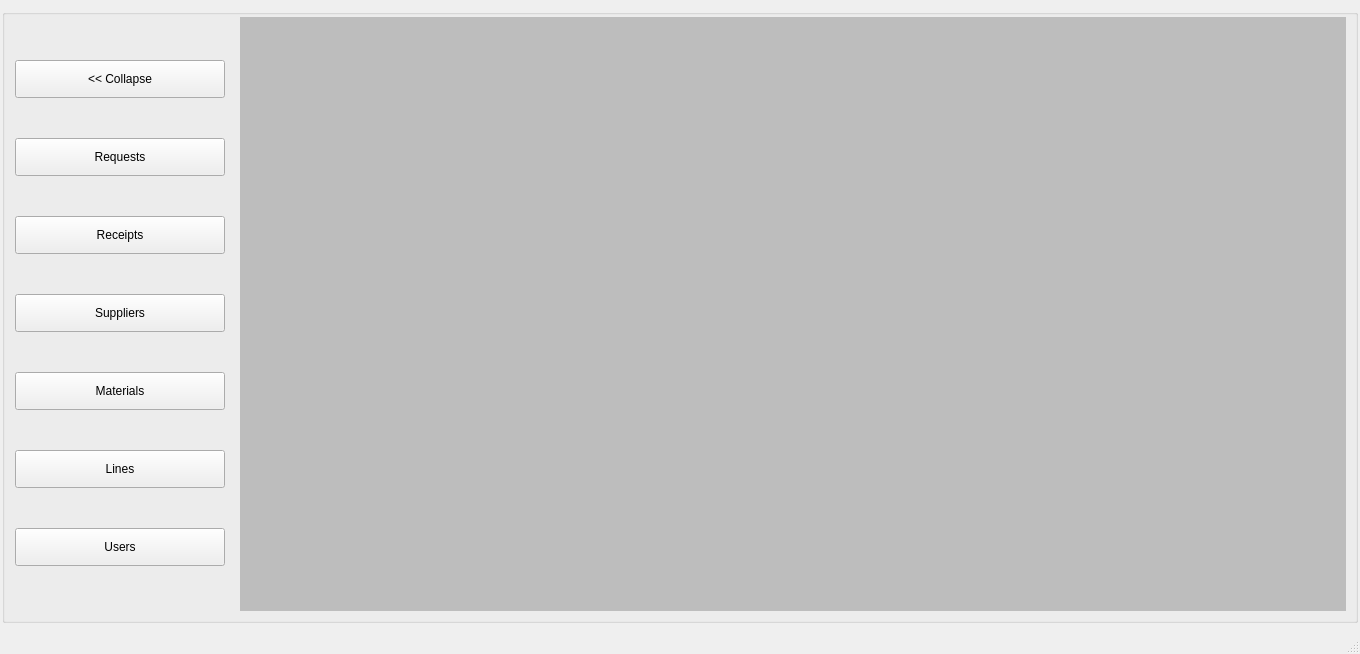
Old version of the form src/views/ui/main_view.ui in the repository joeescarcega8879/PyQt6-Warehouse-System.
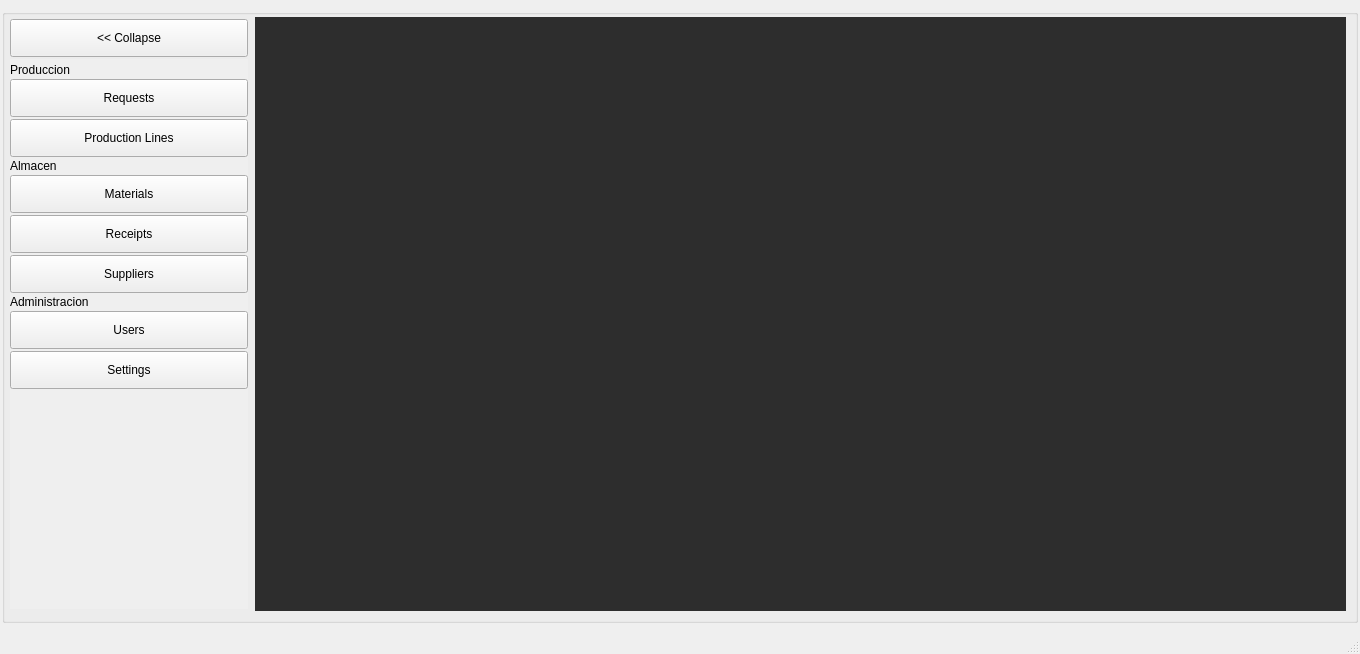
New version of the form. Icons and pictures are not drawn.

Commit message: feat: Enhance production request functionality and UI

Patch:
```diff
--- a/src/views/ui/main_view.ui
+++ b/src/views/ui/main_view.ui
@@ -36,30 +36,64 @@
        <string/>
       </property>
       <layout class="QGridLayout" name="gridLayout_2">
+       <property name="leftMargin">
+        <number>4</number>
+       </property>
        <property name="topMargin">
         <number>2</number>
        </property>
        <property name="verticalSpacing">
         <number>6</number>
        </property>
+       <item row="0" column="1">
+        <widget class="QMdiArea" name="mdi_container">
+         <property name="background">
+          <brush brushstyle="SolidPattern">
+           <color alpha="255">
+            <red>45</red>
+            <green>45</green>
+            <blue>45</blue>
+           </color>
+          </brush>
+         </property>
+        </widget>
+       </item>
        <item row="0" column="0">
         <widget class="QFrame" name="panel_dashboard">
          <property name="minimumSize">
           <size>
-           <width>220</width>
+           <width>240</width>
            <height>0</height>
           </size>
          </property>
+         <property name="maximumSize">
+          <size>
+           <width>220</width>
+           <height>16777215</height>
+          </size>
+         </property>
          <property name="styleSheet">
           <string notr="true"/>
          </property>
          <property name="frameShape">
           <enum>QFrame::NoFrame</enum>
          </property>
-         <layout class="QVBoxLayout" name="verticalLayout">
+         <layout class="QVBoxLayout" name="verticalLayout_panel">
+          <property name="spacing">
+           <number>2</number>
+          </property>
           <property name="leftMargin">
            <number>1</number>
           </property>
+          <property name="topMargin">
+           <number>2</number>
+          </property>
+          <property name="rightMargin">
+           <number>1</number>
+          </property>
+          <property name="bottomMargin">
+           <number>2</number>
+          </property>
           <item>
            <widget class="QPushButton" name="btn_toggle">
             <property name="sizePolicy">
@@ -79,9 +113,55 @@
             </property>
             <property name="iconSize">
              <size>
-              <width>32</width>
-              <height>32</height>
+              <width>24</width>
+              <height>24</height>
              </size>
+            </property>
+           </widget>
+          </item>
+          <item>
+           <widget class="QScrollArea" name="scroll_nav">
+            <property name="frameShape">
+             <enum>QFrame::Shape::NoFrame</enum>
+            </property>
+            <property name="verticalScrollBarPolicy">
+             <enum>Qt::ScrollBarPolicy::ScrollBarAsNeeded</enum>
+            </property>
+            <property name="horizontalScrollBarPolicy">
+             <enum>Qt::ScrollBarPolicy::ScrollBarAlwaysOff</enum>
+            </property>
+            <property name="widgetResizable">
+             <bool>true</bool>
+            </property>
+            <widget class="QWidget" name="scroll_content">
+             <property name="geometry">
+              <rect>
+               <x>0</x>
+               <y>0</y>
+               <width>238</width>
+               <height>526</height>
+              </rect>
+             </property>
+             <layout class="QVBoxLayout" name="verticalLayout_scroll">
+              <property name="spacing">
+               <number>2</number>
+              </property>
+              <property name="leftMargin">
+               <number>0</number>
+              </property>
+              <property name="topMargin">
+               <number>4</number>
+              </property>
+              <property name="rightMargin">
+               <number>0</number>
+              </property>
+              <property name="bottomMargin">
+               <number>4</number>
+              </property>
+              <item>
+               <widget class="QLabel" name="lbl_cat_produccion">
+                <property name="text">
+                 <string>Produccion</string>
             </property>
            </widget>
           </item>
@@ -104,8 +184,53 @@
             </property>
             <property name="iconSize">
              <size>
-              <width>32</width>
-              <height>32</height>
+                  <width>24</width>
+                  <height>24</height>
+                 </size>
+                </property>
+               </widget>
+              </item>
+              <item>
+               <widget class="QPushButton" name="btn_lines">
+                <property name="minimumSize">
+                 <size>
+                  <width>0</width>
+                  <height>38</height>
+                 </size>
+                </property>
+                <property name="text">
+                 <string>Production Lines</string>
+                </property>
+                <property name="iconSize">
+                 <size>
+                  <width>24</width>
+                  <height>24</height>
+                 </size>
+                </property>
+               </widget>
+              </item>
+              <item>
+               <widget class="QLabel" name="lbl_cat_almacen">
+                <property name="text">
+                 <string>Almacen</string>
+                </property>
+               </widget>
+              </item>
+              <item>
+               <widget class="QPushButton" name="btn_materials">
+                <property name="minimumSize">
+                 <size>
+                  <width>0</width>
+                  <height>38</height>
+                 </size>
+                </property>
+                <property name="text">
+                 <string>Materials</string>
+                </property>
+                <property name="iconSize">
+                 <size>
+                  <width>24</width>
+                  <height>24</height>
              </size>
             </property>
            </widget>
@@ -123,8 +248,8 @@
             </property>
             <property name="iconSize">
              <size>
-              <width>32</width>
-              <height>32</height>
+                  <width>24</width>
+                  <height>24</height>
              </size>
             </property>
            </widget>
@@ -146,47 +271,16 @@
             </property>
             <property name="iconSize">
              <size>
-              <width>32</width>
-              <height>32</height>
+                  <width>24</width>
+                  <height>24</height>
              </size>
             </property>
            </widget>
           </item>
           <item>
-           <widget class="QPushButton" name="btn_materials">
-            <property name="minimumSize">
-             <size>
-              <width>0</width>
-              <height>38</height>
-             </size>
-            </property>
+               <widget class="QLabel" name="lbl_cat_administracion">
             <property name="text">
-             <string>Materials</string>
-            </property>
-            <property name="iconSize">
-             <size>
-              <width>32</width>
-              <height>32</height>
-             </size>
-            </property>
-           </widget>
-          </item>
-          <item>
-           <widget class="QPushButton" name="btn_lines">
-            <property name="minimumSize">
-             <size>
-              <width>0</width>
-              <height>38</height>
-             </size>
-            </property>
-            <property name="text">
-             <string>Lines</string>
-            </property>
-            <property name="iconSize">
-             <size>
-              <width>32</width>
-              <height>32</height>
-             </size>
+                 <string>Administracion</string>
             </property>
            </widget>
           </item>
@@ -203,26 +297,49 @@
             </property>
             <property name="iconSize">
              <size>
-              <width>32</width>
-              <height>32</height>
+                  <width>24</width>
+                  <height>24</height>
              </size>
             </property>
            </widget>
           </item>
-         </layout>
-        </widget>
-       </item>
-       <item row="0" column="1">
-        <widget class="QMdiArea" name="mdi_container">
-         <property name="background">
-          <brush brushstyle="SolidPattern">
-           <color alpha="255">
-            <red>189</red>
-            <green>189</green>
-            <blue>189</blue>
-           </color>
-          </brush>
-         </property>
+              <item>
+               <widget class="QPushButton" name="btn_settings">
+                <property name="minimumSize">
+                 <size>
+                  <width>0</width>
+                  <height>38</height>
+                 </size>
+                </property>
+                <property name="text">
+                 <string>Settings</string>
+                </property>
+                <property name="iconSize">
+                 <size>
+                  <width>24</width>
+                  <height>24</height>
+                 </size>
+                </property>
+               </widget>
+              </item>
+              <item>
+               <spacer name="verticalSpacer">
+                <property name="orientation">
+                 <enum>Qt::Orientation::Vertical</enum>
+                </property>
+                <property name="sizeHint" stdset="0">
+                 <size>
+                  <width>20</width>
+                  <height>40</height>
+                 </size>
+                </property>
+               </spacer>
+              </item>
+             </layout>
+            </widget>
+           </widget>
+          </item>
+         </layout>
         </widget>
        </item>
       </layout>
```
Left out of the diff: 8 changed lines with no effect on the pictures. Lines whose indentation alone changed are shown as unchanged. The commit also changes 15 other files.
